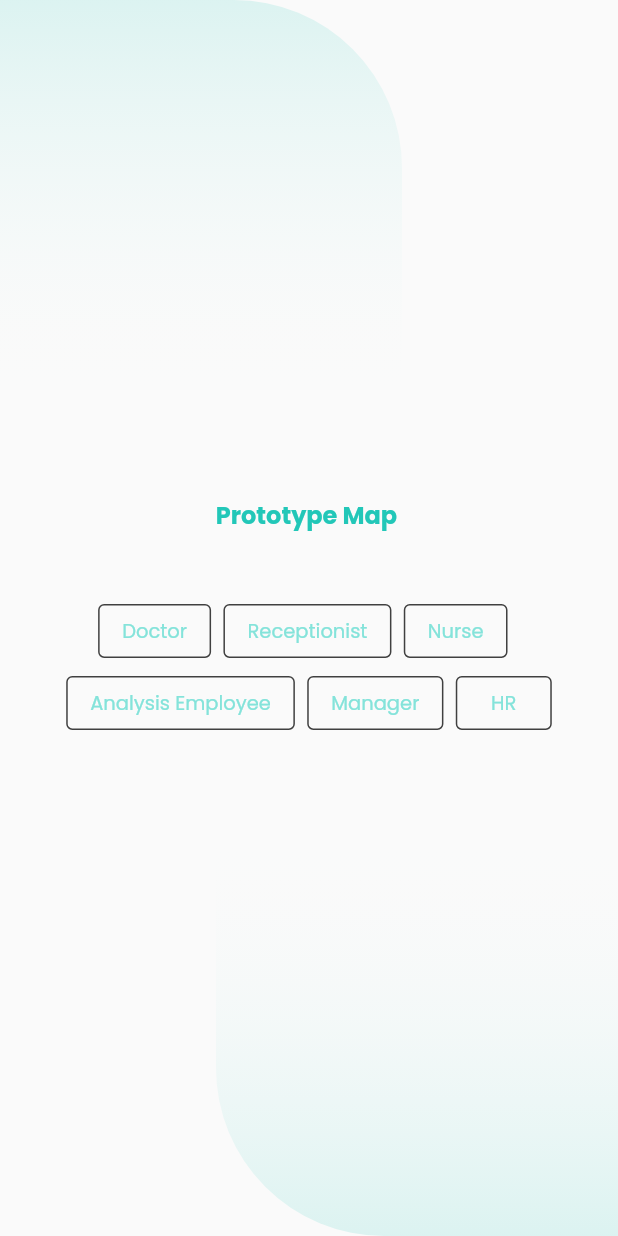
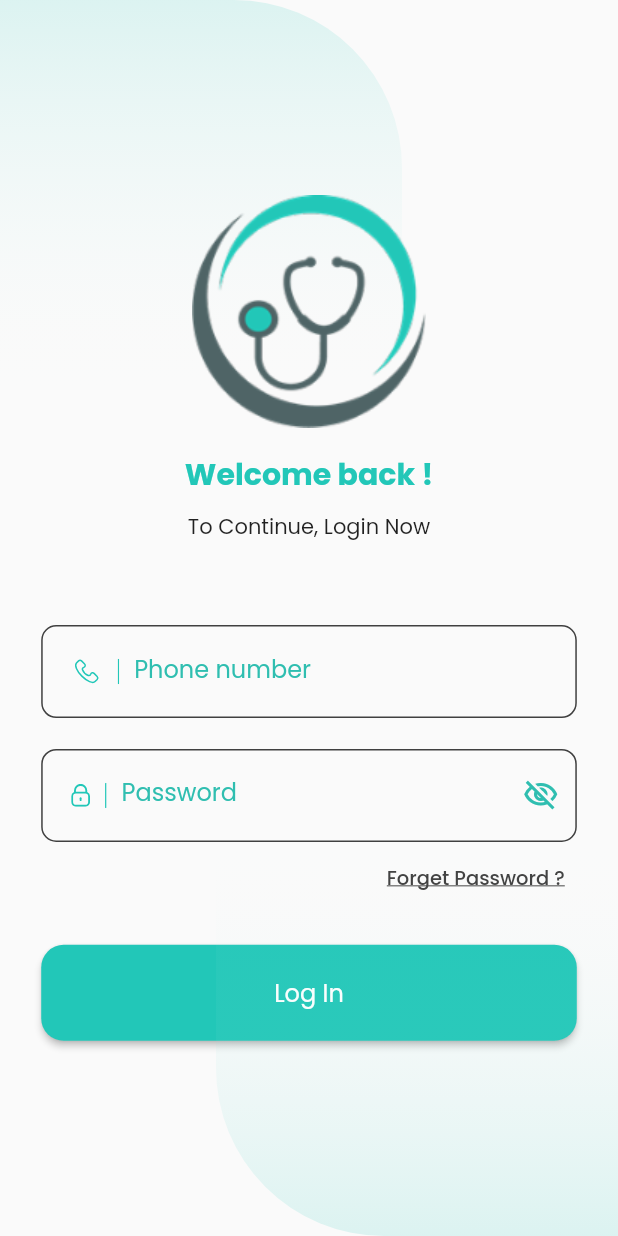
Before and after one commit to mirette3/HospitalProject, a Flutter app: the screen it shows after launch, on a phone screen of 412 x 824 dp. Run offline on Flutter 3.47's test engine with Material 2 defaults, Android fonts, the phone set to English and light mode, and no system bars; our stand-ins replace flutter_svg, google_fonts, lottie.

Commit message:
loginscreen

```diff
--- a/lib/main.dart
+++ b/lib/main.dart
@@ -1,5 +1,6 @@
 import 'package:flutter/material.dart';
 import 'package:google_fonts/google_fonts.dart';
+import 'package:hospital_project/view/screens/login_screen.dart';
 import 'package:hospital_project/view/screens/splash_screen.dart';
 
 void main() {
@@ -28,7 +29,7 @@ class MyApp extends StatelessWidget {
         // is not restarted.
         primarySwatch: Colors.blue,
       ),
-      home: SplashScreen(),
+      home: LoginScreen(),
     );
   }
 }
--- /dev/null
+++ b/lib/view/screens/login_screen.dart
@@ -0,0 +1,218 @@
+import 'package:flutter/cupertino.dart';
+import 'package:flutter/material.dart';
+import 'package:flutter/painting.dart';
+import 'package:flutter_svg/flutter_svg.dart';
+import 'package:hospital_project/constants.dart';
+import 'package:hospital_project/view/widget/CustomButton.dart';
+
+class LoginScreen extends StatelessWidget {
+  LoginScreen({Key? key}) : super(key: key);
+  var phoneController = TextEditingController();
+  var passwordController = TextEditingController();
+  var formkey = GlobalKey<FormState>();
+
+  @override
+  Widget build(BuildContext context) {
+    return Scaffold(
+      body: Stack(
+        alignment: AlignmentDirectional.topStart,
+        children: [
+          SvgPicture.asset("assets/login/Rectangle 3.svg"),
+          Stack(
+            alignment: AlignmentDirectional.bottomEnd,
+            children: [
+              Form(
+                key: formkey,
+                child: Column(
+                  crossAxisAlignment: CrossAxisAlignment.center,
+                  mainAxisAlignment: MainAxisAlignment.center,
+                  children: [
+                    Image.asset("assets/loading/Layer 1.png"),
+                    SizedBox(
+                      height: MediaQuery.of(context).size.height / 50,
+                    ),
+                    Text(
+                      "Welcome back !",
+                      style: TextStyle(
+                          color: mintGreenDark1,
+                          fontSize: 20,
+                          fontWeight: FontWeight.bold),
+                    ),
+                    SizedBox(
+                      height: MediaQuery.of(context).size.height / 90,
+                    ),
+                    Text("To Continue, Login Now"),
+                    SizedBox(
+                      height: MediaQuery.of(context).size.height / 15,
+                    ),
+                    Padding(
+                      padding: EdgeInsets.symmetric(
+                          horizontal: MediaQuery.of(context).size.width / 15),
+                      child: TextFormField(
+                        controller: phoneController,
+                        validator: (value) {
+                          if (value!.isEmpty || value.trim().isEmpty) {
+                            return "phone number must be not empty";
+                          } else if (value.length < 11) {
+                            return "phone number must be more than 11 number";
+                          } else {
+                            return null;
+                          }
+                        },
+                        keyboardType: TextInputType.number,
+                        cursorColor: mintGreenDark2,
+                        decoration: InputDecoration(
+                          labelText: "Phone number",
+                          labelStyle: TextStyle(color: mintGreenDark2),
+                          enabledBorder: OutlineInputBorder(
+                            borderSide: BorderSide(color: black2),
+                            borderRadius: BorderRadius.circular(10.0),
+                          ),
+                          focusedBorder: OutlineInputBorder(
+                            borderSide: BorderSide(color: mintGreenDark2),
+                            borderRadius: BorderRadius.circular(10.0),
+                          ),
+                          prefixIcon: Row(
+                            mainAxisSize: MainAxisSize.min,
+                            //mainAxisAlignment: MainAxisAlignment.start,
+                            children: [
+                              SizedBox(
+                                width: 20,
+                              ),
+                              SvgPicture.asset(
+                                "assets/login/Group 4663.svg",
+                              ),
+                              SizedBox(
+                                width: 10,
+                              ),
+                              SvgPicture.asset(
+                                "assets/login/Cursor-1.svg",
+                              ),
+                              SizedBox(
+                                width: 10,
+                              ),
+                              // Text("Phone number")
+                            ],
+                          ),
+                        ),
+                      ),
+                    ),
+                    SizedBox(
+                      height: MediaQuery.of(context).size.height / 40,
+                    ),
+                    Padding(
+                      padding: EdgeInsets.symmetric(
+                          horizontal: MediaQuery.of(context).size.width / 15),
+                      child: TextFormField(
+                        obscureText: true,
+                        controller: passwordController,
+                        validator: (value) {
+                          if (value!.isEmpty || value.trim().isEmpty) {
+                            return "password must be not empty";
+                          } else if (value.length < 8) {
+                            return "phone number must be more than 8 characters";
+                          } else {
+                            return null;
+                          }
+                        },
+                        keyboardType: TextInputType.text,
+                        cursorColor: mintGreenDark2,
+                        decoration: InputDecoration(
+                          labelText: "Password",
+                          labelStyle: TextStyle(color: mintGreenDark2),
+                          enabledBorder: OutlineInputBorder(
+                            borderSide: BorderSide(color: black2),
+                            borderRadius: BorderRadius.circular(10.0),
+                          ),
+                          focusedBorder: OutlineInputBorder(
+                            borderSide: BorderSide(color: mintGreenDark2),
+                            borderRadius: BorderRadius.circular(10.0),
+                          ),
+                          prefixIcon: Row(
+                            mainAxisSize: MainAxisSize.min,
+                            //mainAxisAlignment: MainAxisAlignment.start,
+                            children: [
+                              SizedBox(
+                                width: 20,
+                              ),
+                              SvgPicture.asset(
+                                "assets/login/fi-rr-lock.svg",
+                              ),
+                              SizedBox(
+                                width: 10,
+                              ),
+                              SvgPicture.asset(
+                                "assets/login/Cursor-1.svg",
+                              ),
+                              SizedBox(
+                                width: 10,
+                              ),
+                              // Text("Phone number")
+                            ],
+                          ),
+                          suffixIcon: Icon(
+                            Icons.visibility_off_outlined,
+                            color: mintGreenDark2,
+                          ),
+                        ),
+                      ),
+                    ),
+                    Padding(
+                      padding: EdgeInsets.symmetric(
+                          horizontal: MediaQuery.of(context).size.width / 15),
+                      child: Align(
+                          alignment: Alignment.bottomRight,
+                          child: TextButton(
+                            child: Text(
+                              "Forget Password ?",
+                              style: TextStyle(
+                                color: black2,
+                                fontSize: 13,
+                                decoration: TextDecoration.underline,
+                              ),
+                            ),
+                            onPressed: () {},
+                          )),
+                    ),
+                    SizedBox(
+                      height: MediaQuery.of(context).size.height / 40,
+                    ),
+                    Padding(
+                      padding: EdgeInsets.symmetric(
+                          horizontal: MediaQuery.of(context).size.width / 15),
+                      child:
+                      // MaterialButton(
+                      //   onPressed: (){
+                      //   print("hereeeeeeeeeee");
+                      //       if (formkey.currentState!.validate()) {
+                      //         print(phoneController.text);
+                      //         print(passwordController.text);
+                      //       }
+                      //         return null;
+                      // },child: Text("login"),)
+                      CustomButton(
+                        onpressed: () {
+                          formkey.currentState!.save();
+                          print("hereeeeeeeeeee");
+                          if (formkey.currentState!.validate()) {
+                            print(phoneController.text);
+                            print(passwordController.text);
+                          }
+                            return null;
+
+                        },
+                        color: mintGreenDark1,
+                        text: "Log In",
+                      ),
+                    )
+                  ],
+                ),
+              ),
+              SvgPicture.asset("assets/login/Rectangle 2.svg"),
+            ],
+          ),
+        ],
+      ),
+    );
+  }
+}
--- a/lib/view/widget/CustomButton.dart
+++ b/lib/view/widget/CustomButton.dart
@@ -4,18 +4,18 @@ import 'custom_text.dart';
 class CustomButton extends StatelessWidget {
 
   final String text;
-  var onPressed;
+ var onpressed;
   final Color color;
 
 
 
-  CustomButton({this.text=" ", this.onPressed,this.color=mintGreenDark1});
+  CustomButton({this.text=" ", required this.onpressed,this.color=mintGreenDark1,});
 
   @override
   Widget build(BuildContext context) {
     return Container(
       child:  MaterialButton(
-          onPressed:onPressed,
+          onPressed: onpressed,
           shape: RoundedRectangleBorder(
               borderRadius: BorderRadius.circular(15)
           ),
```
Also changed, not shown: lib/view/widget/MyTextFormField.dart (added, +57 -0 lines), lib/view/widget/MyTextFormFieldpass.dart (added, +83 -0 lines), lib/view/widget/custom_textfields.dart (added, +25 -0 lines).
